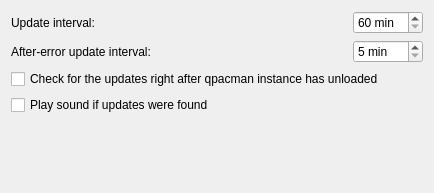
First picture: the form in qpacmantray/trayoptionswidget.ui, repository AlexLevkovich/QPacman, before the edit.
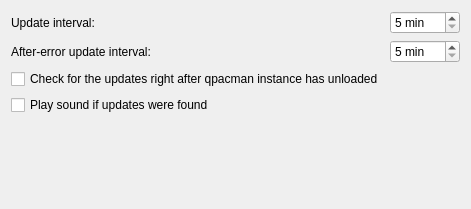
Second picture: the form after the edit.

```diff
--- a/qpacmantray/trayoptionswidget.ui
+++ b/qpacmantray/trayoptionswidget.ui
@@ -6,8 +6,8 @@
    <rect>
     <x>0</x>
     <y>0</y>
-    <width>434</width>
-    <height>193</height>
+    <width>471</width>
+    <height>209</height>
    </rect>
   </property>
   <property name="sizePolicy">
@@ -44,7 +44,7 @@
         <string/>
        </property>
        <property name="minimum">
-        <number>60</number>
+        <number>5</number>
        </property>
        <property name="maximum">
         <number>180</number>
```
